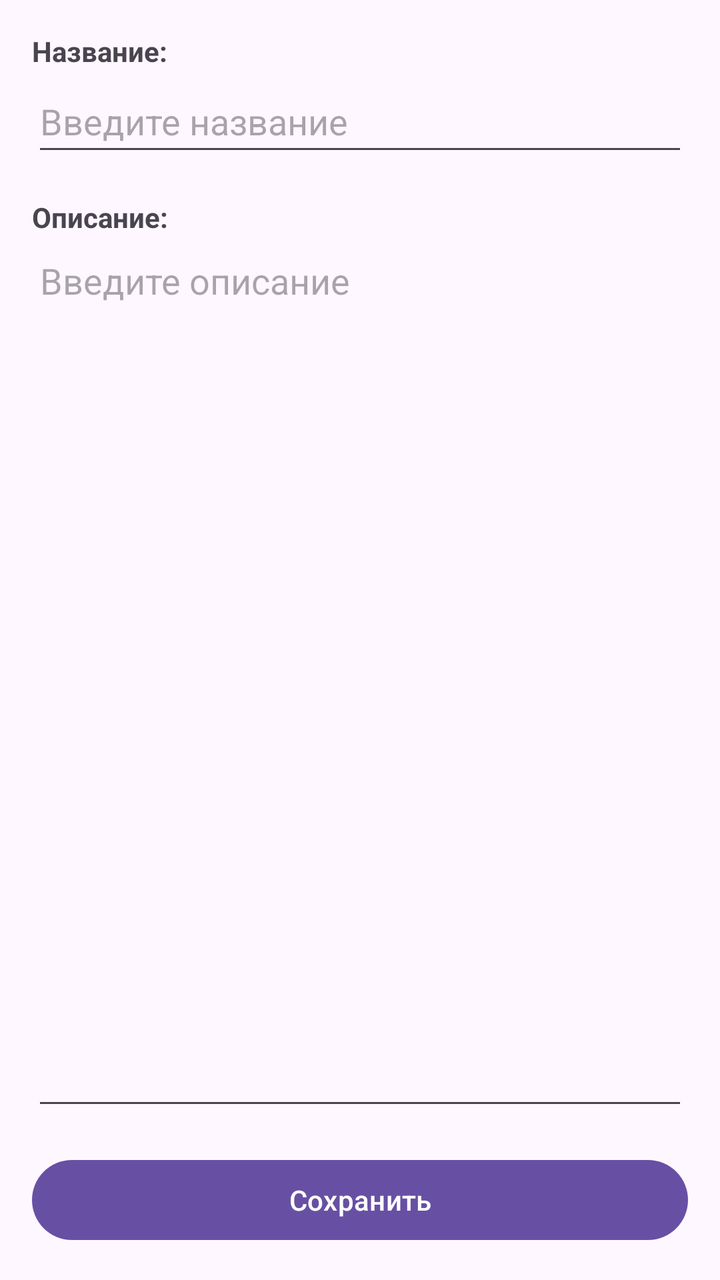
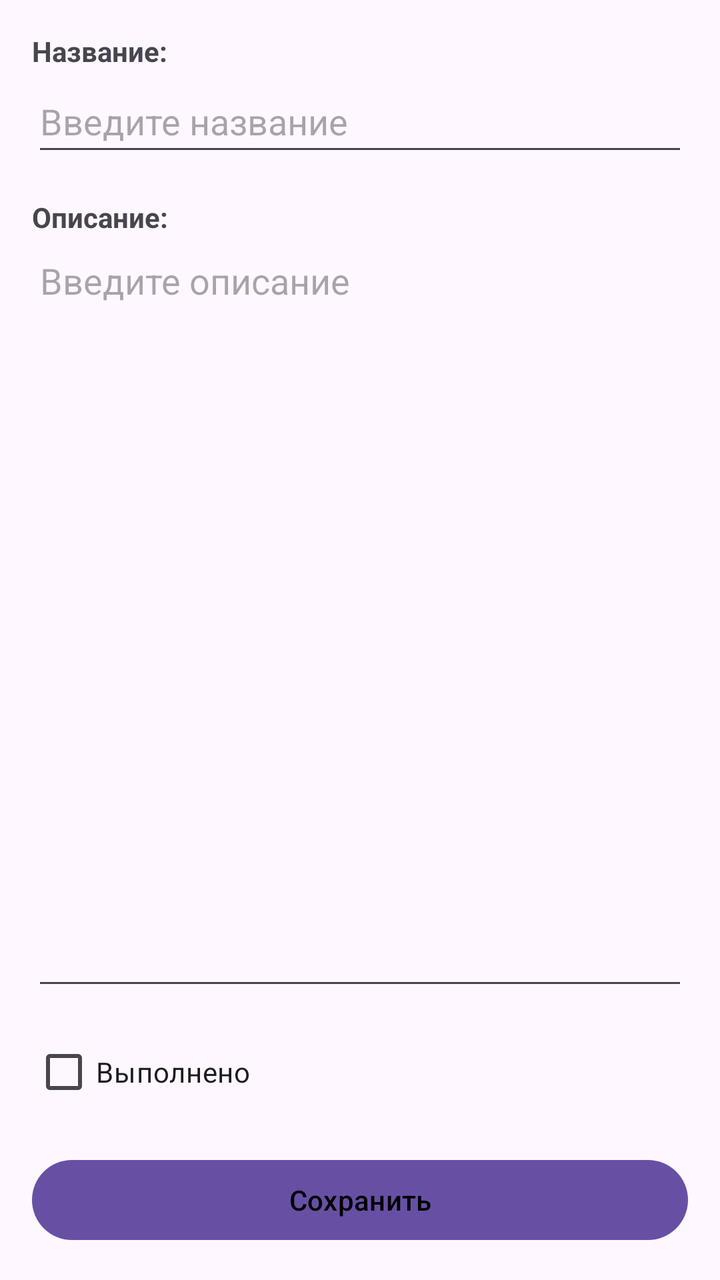

An Android layout rendered at two revisions. The XML below is the earlier revision; the diff shows what the commit changed to produce the second picture.
<!-- AndroidManifest.xml: application theme Theme.Lab6 -->
<!-- res/layout/activity_edit_note.xml -->
<?xml version="1.0" encoding="utf-8"?>
<LinearLayout xmlns:android="http://schemas.android.com/apk/res/android"
    android:layout_width="match_parent"
    android:layout_height="match_parent"
    android:orientation="vertical"
    android:padding="16dp">

    <TextView
        android:layout_width="wrap_content"
        android:layout_height="wrap_content"
        android:text="Название:"
        android:textStyle="bold" />

    <EditText
        android:id="@+id/etTitle"
        android:layout_width="match_parent"
        android:layout_height="wrap_content"
        android:hint="Введите название"
        android:inputType="text"
        android:minHeight="48dp" />

    <TextView
        android:layout_width="wrap_content"
        android:layout_height="wrap_content"
        android:layout_marginTop="16dp"
        android:text="Описание:"
        android:textStyle="bold" />

    <EditText
        android:id="@+id/etDescription"
        android:layout_width="match_parent"
        android:layout_height="0dp"
        android:layout_weight="1"
        android:gravity="top"
        android:hint="Введите описание"
        android:inputType="textMultiLine"
        android:minLines="5" />

    <Button
        android:id="@+id/btnSave"
        android:layout_width="match_parent"
        android:layout_height="wrap_content"
        android:layout_marginTop="16dp"
        android:text="Сохранить" />

</LinearLayout>
<!-- resources referenced by this layout -->
<resources>
  <style name="Theme.Lab6" parent="Base.Theme.Lab6" />
  <style name="Base.Theme.Lab6" parent="Theme.Material3.DayNight.NoActionBar">
          
          
      </style>
</resources>

<!-- the commit's change to res/layout/activity_edit_note.xml (unified diff, before → after) -->
@@ -8,14 +8,14 @@
     <TextView
         android:layout_width="wrap_content"
         android:layout_height="wrap_content"
-        android:text="Название:"
+        android:text="@string/label_title"
         android:textStyle="bold" />
 
     <EditText
         android:id="@+id/etTitle"
         android:layout_width="match_parent"
         android:layout_height="wrap_content"
-        android:hint="Введите название"
+        android:hint="@string/hint_title"
         android:inputType="text"
         android:minHeight="48dp" />
 
@@ -23,7 +23,7 @@
         android:layout_width="wrap_content"
         android:layout_height="wrap_content"
         android:layout_marginTop="16dp"
-        android:text="Описание:"
+        android:text="@string/label_description"
         android:textStyle="bold" />
 
     <EditText
@@ -32,15 +32,23 @@
         android:layout_height="0dp"
         android:layout_weight="1"
         android:gravity="top"
-        android:hint="Введите описание"
+        android:hint="@string/hint_description"
         android:inputType="textMultiLine"
         android:minLines="5" />
+
+    <CheckBox
+        android:id="@+id/cbCompleted"
+        android:layout_width="match_parent"
+        android:layout_height="wrap_content"
+        android:layout_marginTop="12dp"
+        android:text="@string/note_completed"
+        android:minHeight="48dp" />
 
     <Button
         android:id="@+id/btnSave"
         android:layout_width="match_parent"
         android:layout_height="wrap_content"
         android:layout_marginTop="16dp"
-        android:text="Сохранить" />
+        android:text="@string/save" />
 
 </LinearLayout>
<!-- resource entries referenced after the edit -->
@@ -1,9 +1,31 @@
 <!-- resources referenced by this layout -->
 <resources>
+  <string name="hint_description">Введите описание</string>
+  <string name="hint_title">Введите название</string>
+  <string name="label_description">Описание:</string>
+  <string name="label_title">Название:</string>
+  <string name="note_completed">Выполнено</string>
+  <string name="save">Сохранить</string>
   <style name="Theme.Lab6" parent="Base.Theme.Lab6" />
-  <style name="Base.Theme.Lab6" parent="Theme.Material3.DayNight.NoActionBar">
-          
-          
+  <style name="Base.Theme.Lab6" parent="Theme.Material3.DayNight">
+          <item name="actionBarStyle">@style/Widget.Lab6.ActionBar</item>
+          <item name="actionBarTheme">@style/ThemeOverlay.Lab6.ActionBar</item>
+          <item name="android:textColorPrimary">@color/black</item>
+          <item name="colorOnPrimary">@color/black</item>
+          <item name="colorOnSurface">@color/black</item>
+      </style>
+  <style name="Widget.Lab6.ActionBar" parent="Widget.Material3.ActionBar.Solid">
+          <item name="titleTextStyle">@style/TextAppearance.Lab6.ActionBar.Title</item>
+          <item name="subtitleTextStyle">@style/TextAppearance.Lab6.ActionBar.Title</item>
+      </style>
+  <style name="ThemeOverlay.Lab6.ActionBar" parent="ThemeOverlay.Material3.ActionBar">
+          <item name="android:textColorPrimary">@color/black</item>
+          <item name="colorControlNormal">@color/black</item>
+          <item name="actionMenuTextColor">@color/black</item>
+      </style>
+  <color name="black">#FF000000</color>
+  <style name="TextAppearance.Lab6.ActionBar.Title" parent="TextAppearance.Material3.ActionBar.Title">
+          <item name="android:textColor">@color/black</item>
       </style>
 </resources>
 
